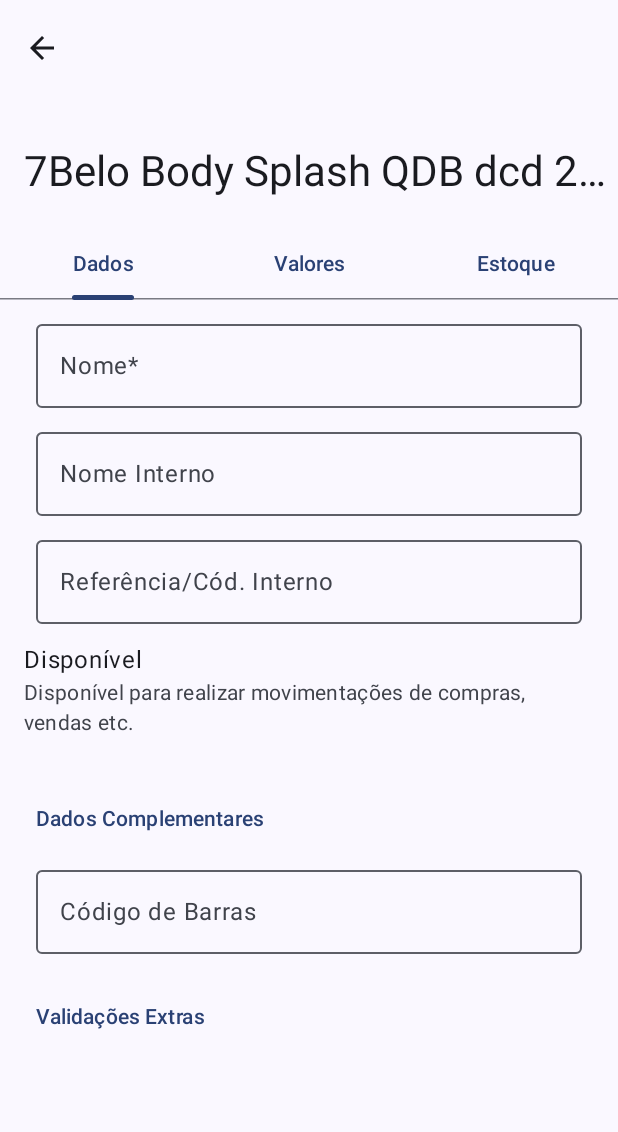
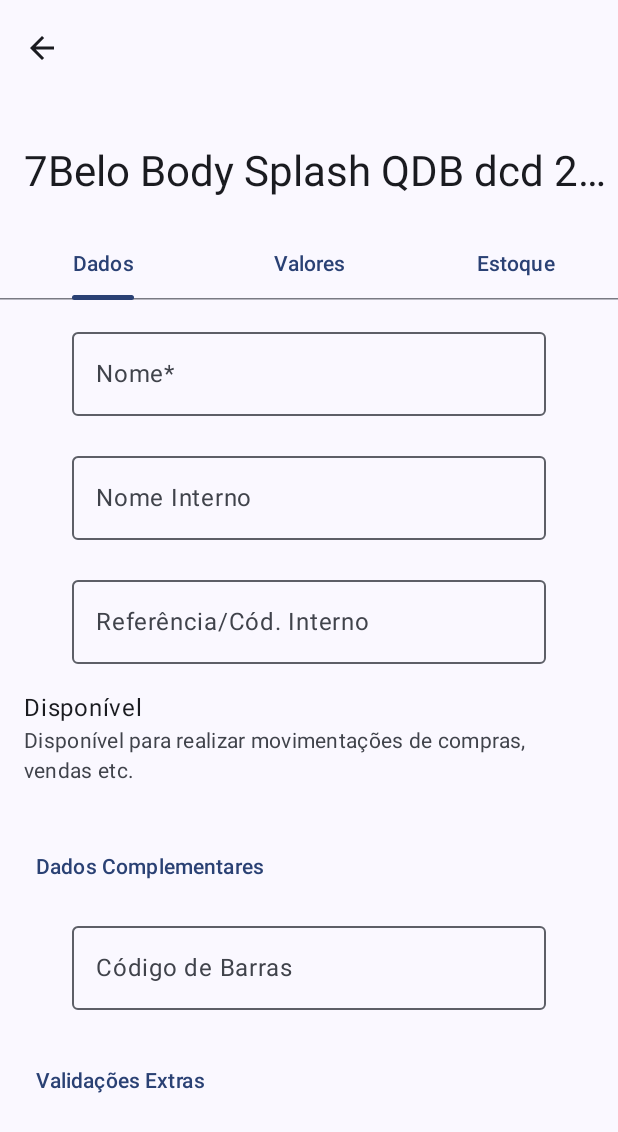
Before and after one commit to gabrielwbenatti/cosmetika, an Android app built with Jetpack Compose: the ProductsDetailPage screen opened through its navigation route, on a phone screen of 412 x 824 dp. Shown: the top 1132 px of the screen. Run offline under Robolectric (Android 15) with nearby library versions, the phone set to English and light mode, and no system bars; 1 statement that could not run was skipped.

Commit message:
adicionado h padding

```diff
--- a/CosmetikaApp/app/src/main/java/com/nittbae/cosmetika/ui/components/base/CKOutlinedTextField.kt
+++ b/CosmetikaApp/app/src/main/java/com/nittbae/cosmetika/ui/components/base/CKOutlinedTextField.kt
@@ -7,6 +7,7 @@ import androidx.compose.material3.Text
 import androidx.compose.runtime.Composable
 import androidx.compose.ui.Modifier
 import androidx.compose.ui.unit.dp
+import com.nittbae.cosmetika.ui.theme.CKLayout
 
 @Composable
 fun CKOutlinedTextField(
@@ -16,7 +17,7 @@ fun CKOutlinedTextField(
     onValueChange: (String) -> Unit,
 ) {
     OutlinedTextField(
-        modifier = modifier,
+        modifier = modifier.padding(horizontal = CKLayout.H_PADDING, vertical = CKLayout.V_PADDING / 3),
         label = { Text(text = label) },
         value = value,
         onValueChange = onValueChange
```
